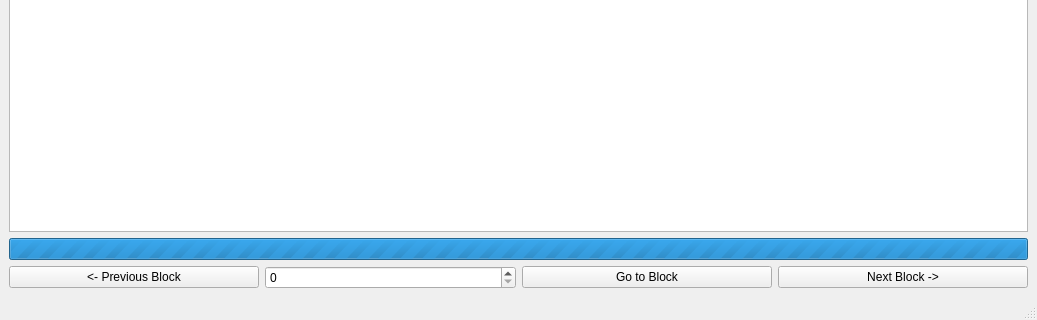
imxela/LFEditor, file src/ui/editorwindow.ui: the form before one commit; both pictures show x 0 to 1037 and y 273 to 593 of the 1037 by 593 pixel window.
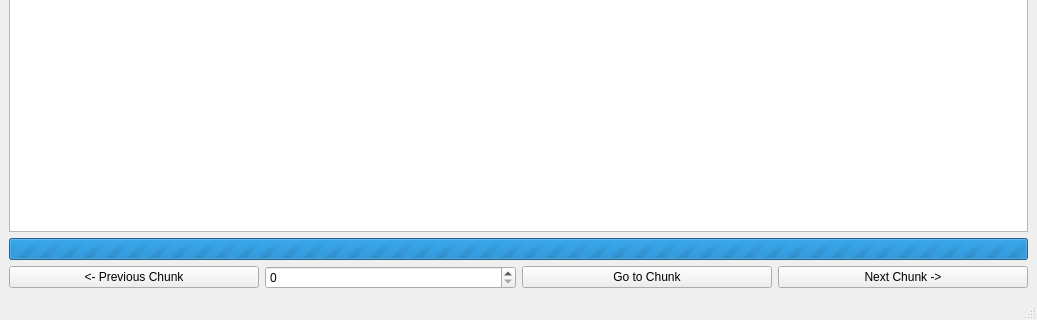
The form after the commit. Icons and pictures are not drawn.

Commit message:
Renamed 'block' to 'chunk'
Changed all occurrences of 'block' to 'chunk' in the project since the
definition of the word 'chunk' fits better.

(Thanks to Waffle for this suggestion! :D)

What changed in the file:
```diff
--- a/src/ui/editorwindow.ui
+++ b/src/ui/editorwindow.ui
@@ -74,7 +74,7 @@
       <item>
        <widget class="QPushButton" name="previousBlockButton">
         <property name="text">
-         <string>&lt;- Previous Block</string>
+         <string>&lt;- Previous Chunk</string>
         </property>
        </widget>
       </item>
@@ -88,14 +88,14 @@
       <item>
        <widget class="QPushButton" name="goToBlockButton">
         <property name="text">
-         <string>Go to Block</string>
+         <string>Go to Chunk</string>
         </property>
        </widget>
       </item>
       <item>
        <widget class="QPushButton" name="nextBlockButton">
         <property name="text">
-         <string>Next Block -&gt;</string>
+         <string>Next Chunk -&gt;</string>
         </property>
        </widget>
       </item>
```
Left out of the diff: 8 changed lines with no effect on the pictures. The commit also changes 8 other files.
